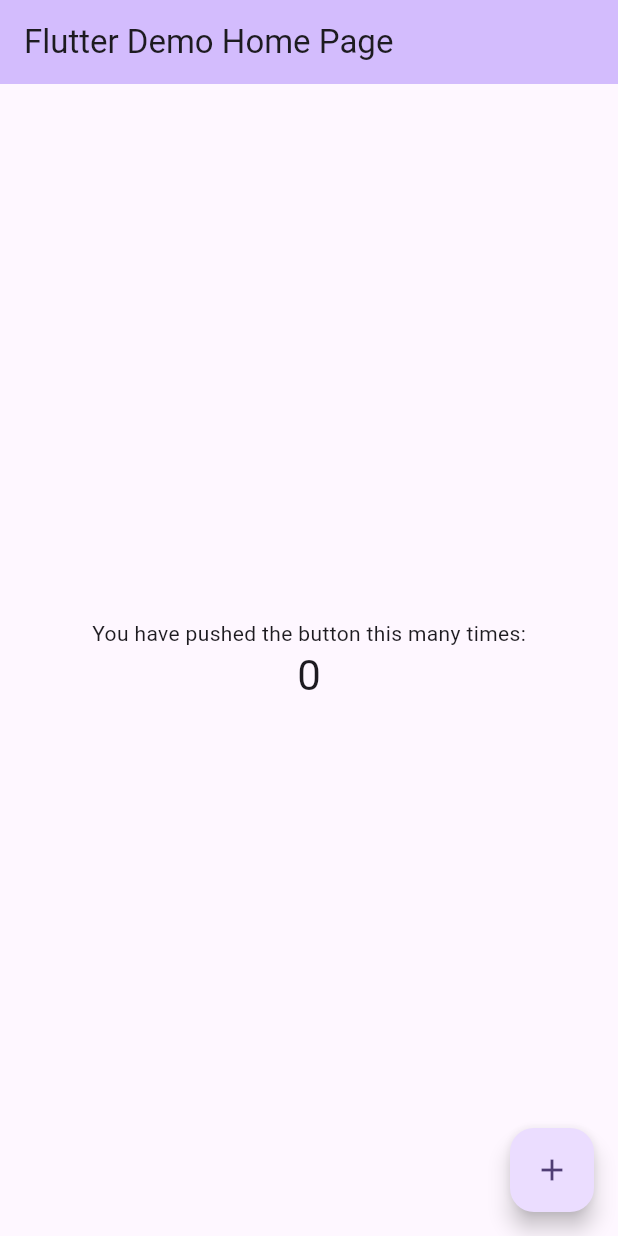
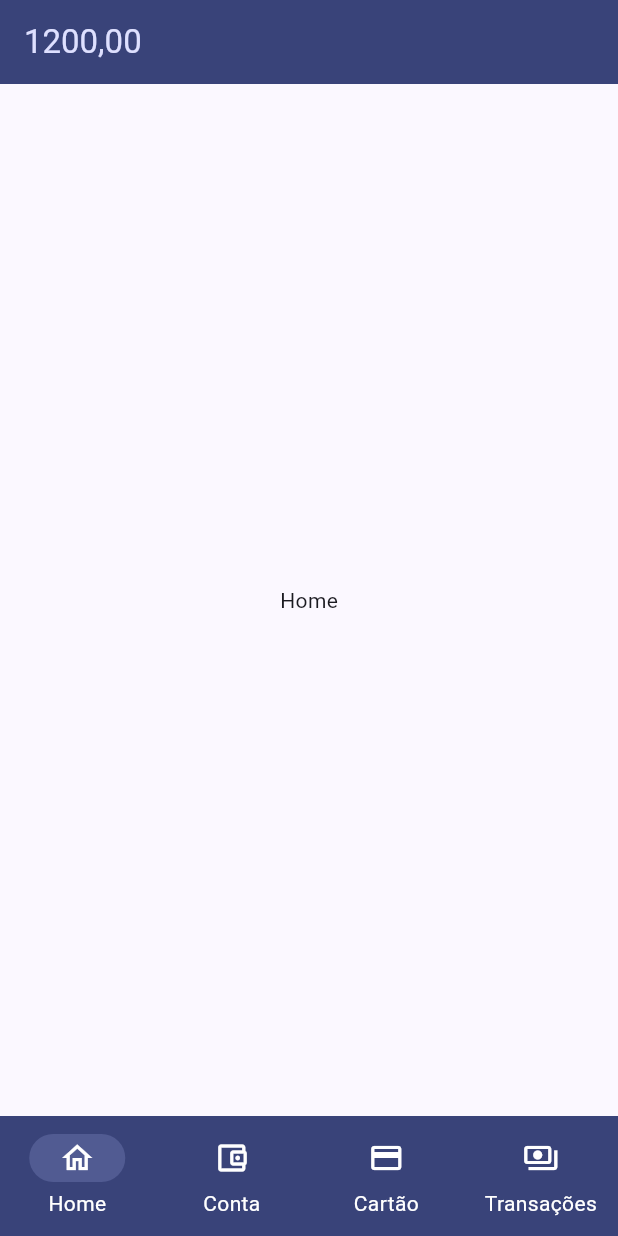
Before and after one commit to rafaelgpedroso/clavell, a Flutter app: the screen it shows after launch, on a phone screen of 412 x 824 dp. Run offline on Flutter 3.47's test engine with Material 3 defaults, Android fonts, the phone set to English and light mode, and no system bars.

Commit message:
Create Theme, Routes and Menu

```diff
--- /dev/null
+++ b/lib/helpers/routes.dart
@@ -0,0 +1,43 @@
+import 'package:clavell/screens/account.dart';
+import 'package:clavell/screens/card.dart';
+import 'package:clavell/screens/home.dart';
+import 'package:clavell/screens/transaction.dart';
+import 'package:flutter/material.dart';
+
+enum RouteStatus { reset, newOne, replace, unchanged }
+
+class Routes {
+  static final Map<String, WidgetBuilder> routes = {
+    '/': (context) => const Home(),
+    '/account': (context) => const AccountScreen(),
+    '/card': (context) => const CardScreen(),
+    '/transaction': (context) => const TransactionScreen(),
+  };
+  static const String initialRoute = '/';
+  static final List<String> _list = routes.entries.map((e) => e.key).toList();
+
+  static String get(int i) {
+    return _list[i];
+  }
+
+  static int selected(BuildContext context) {
+    ModalRoute? modal = ModalRoute.of(context);
+    if (modal != null) {
+      return _list.indexOf(modal.settings.name!);
+    }
+    return 0;
+  }
+
+  static RouteStatus change(int selected, int destination) {
+    if (destination != selected) {
+      if (destination == 0) {
+        return RouteStatus.reset;
+      } else if (selected == 0) {
+        return RouteStatus.newOne;
+      } else {
+        return RouteStatus.replace;
+      }
+    }
+    return RouteStatus.unchanged;
+  }
+}
--- /dev/null
+++ b/lib/helpers/theme.dart
@@ -0,0 +1,30 @@
+import 'package:flutter/material.dart';
+
+ColorScheme colorSchemeBlue = ColorScheme.fromSeed(seedColor: Colors.indigo);
+
+final ColorScheme colorScheme = colorSchemeBlue.copyWith(
+    primaryContainer: colorSchemeBlue.onPrimaryContainer,
+    onPrimaryContainer: colorSchemeBlue.primaryContainer);
+
+var theme = ThemeData(
+  colorScheme: colorScheme,
+  useMaterial3: true,
+  appBarTheme: AppBarTheme(
+    backgroundColor: colorScheme.primaryContainer,
+    foregroundColor: colorScheme.onPrimaryContainer,
+  ),
+  navigationBarTheme: NavigationBarThemeData(
+    backgroundColor: colorScheme.primaryContainer,
+    indicatorColor: colorScheme.primary,
+    labelBehavior: NavigationDestinationLabelBehavior.alwaysShow,
+    labelTextStyle: MaterialStateProperty.resolveWith((state) {
+      return TextStyle(color: colorScheme.onPrimary);
+    }),
+    iconTheme: MaterialStateProperty.resolveWith((state) {
+      // if (state.contains(MaterialState.selected)) {
+      //   return IconThemeData(color: colorScheme.onPrimary);
+      // }
+      return IconThemeData(color: colorScheme.onPrimary);
+    }),
+  ),
+);
--- a/lib/main.dart
+++ b/lib/main.dart
@@ -1,125 +1,22 @@
+import 'package:clavell/helpers/routes.dart';
+import 'package:clavell/helpers/theme.dart';
 import 'package:flutter/material.dart';
 
 void main() {
-  runApp(const MyApp());
+  runApp(Clavell());
 }
 
-class MyApp extends StatelessWidget {
-  const MyApp({super.key});
+class Clavell extends StatelessWidget {
+  const Clavell({super.key});
 
-  // This widget is the root of your application.
   @override
   Widget build(BuildContext context) {
     return MaterialApp(
-      title: 'Flutter Demo',
-      theme: ThemeData(
-        // This is the theme of your application.
-        //
-        // TRY THIS: Try running your application with "flutter run". You'll see
-        // the application has a purple toolbar. Then, without quitting the app,
-        // try changing the seedColor in the colorScheme below to Colors.green
-        // and then invoke "hot reload" (save your changes or press the "hot
-        // reload" button in a Flutter-supported IDE, or press "r" if you used
-        // the command line to start the app).
-        //
-        // Notice that the counter didn't reset back to zero; the application
-        // state is not lost during the reload. To reset the state, use hot
-        // restart instead.
-        //
-        // This works for code too, not just values: Most code changes can be
-        // tested with just a hot reload.
-        colorScheme: ColorScheme.fromSeed(seedColor: Colors.deepPurple),
-        useMaterial3: true,
-      ),
-      home: const MyHomePage(title: 'Flutter Demo Home Page'),
+      title: 'Clavell',
+      debugShowCheckedModeBanner: false,
+      theme: theme,
+      initialRoute: Routes.initialRoute,
+      routes: Routes.routes,
     );
   }
 }
-
-class MyHomePage extends StatefulWidget {
-  const MyHomePage({super.key, required this.title});
-
-  // This widget is the home page of your application. It is stateful, meaning
-  // that it has a State object (defined below) that contains fields that affect
-  // how it looks.
-
-  // This class is the configuration for the state. It holds the values (in this
-  // case the title) provided by the parent (in this case the App widget) and
-  // used by the build method of the State. Fields in a Widget subclass are
-  // always marked "final".
-
-  final String title;
-
-  @override
-  State<MyHomePage> createState() => _MyHomePageState();
-}
-
-class _MyHomePageState extends State<MyHomePage> {
-  int _counter = 0;
-
-  void _incrementCounter() {
-    setState(() {
-      // This call to setState tells the Flutter framework that something has
-      // changed in this State, which causes it to rerun the build method below
-      // so that the display can reflect the updated values. If we changed
-      // _counter without calling setState(), then the build method would not be
-      // called again, and so nothing would appear to happen.
-      _counter++;
-    });
-  }
-
-  @override
-  Widget build(BuildContext context) {
-    // This method is rerun every time setState is called, for instance as done
-    // by the _incrementCounter method above.
-    //
-    // The Flutter framework has been optimized to make rerunning build methods
-    // fast, so that you can just rebuild anything that needs updating rather
-    // than having to individually change instances of widgets.
-    return Scaffold(
-      appBar: AppBar(
-        // TRY THIS: Try changing the color here to a specific color (to
-        // Colors.amber, perhaps?) and trigger a hot reload to see the AppBar
-        // change color while the other colors stay the same.
-        backgroundColor: Theme.of(context).colorScheme.inversePrimary,
-        // Here we take the value from the MyHomePage object that was created by
-        // the App.build method, and use it to set our appbar title.
-        title: Text(widget.title),
-      ),
-      body: Center(
-        // Center is a layout widget. It takes a single child and positions it
-        // in the middle of the parent.
-        child: Column(
-          // Column is also a layout widget. It takes a list of children and
-          // arranges them vertically. By default, it sizes itself to fit its
-          // children horizontally, and tries to be as tall as its parent.
-          //
-          // Column has various properties to control how it sizes itself and
-          // how it positions its children. Here we use mainAxisAlignment to
-          // center the children vertically; the main axis here is the vertical
-          // axis because Columns are vertical (the cross axis would be
-          // horizontal).
-          //
-          // TRY THIS: Invoke "debug painting" (choose the "Toggle Debug Paint"
-          // action in the IDE, or press "p" in the console), to see the
-          // wireframe for each widget.
-          mainAxisAlignment: MainAxisAlignment.center,
-          children: <Widget>[
-            const Text(
-              'You have pushed the button this many times:',
-            ),
-            Text(
-              '$_counter',
-              style: Theme.of(context).textTheme.headlineMedium,
-            ),
-          ],
-        ),
-      ),
-      floatingActionButton: FloatingActionButton(
-        onPressed: _incrementCounter,
-        tooltip: 'Increment',
-        child: const Icon(Icons.add),
-      ), // This trailing comma makes auto-formatting nicer for build methods.
-    );
-  }
-}
--- /dev/null
+++ b/lib/screens/components/menu.dart
@@ -0,0 +1,53 @@
+import 'package:clavell/helpers/routes.dart';
+import 'package:flutter/material.dart';
+
+class Menu extends StatefulWidget {
+  const Menu({super.key});
+
+  @override
+  State<Menu> createState() => _MenuState();
+}
+
+class _MenuState extends State<Menu> {
+  @override
+  Widget build(BuildContext context) {
+    final selected = Routes.selected(context);
+
+    return NavigationBar(
+      selectedIndex: selected,
+      onDestinationSelected: (destination) {
+        switch (Routes.change(selected, destination)) {
+          case RouteStatus.reset:
+            Navigator.pop(context);
+            break;
+          case RouteStatus.newOne:
+            Navigator.of(context).pushNamed(Routes.get(destination));
+            break;
+          case RouteStatus.replace:
+            Navigator.of(context).pushReplacementNamed(Routes.get(destination));
+            break;
+          case RouteStatus.unchanged:
+            break;
+        }
+      },
+      destinations: const <Widget>[
+        NavigationDestination(
+          icon: Icon(Icons.home_outlined),
+          label: 'Home',
+        ),
+        NavigationDestination(
+          icon: Icon(Icons.account_balance_wallet_outlined),
+          label: 'Conta',
+        ),
+        NavigationDestination(
+          icon: Icon(Icons.credit_card_outlined),
+          label: 'Cartão',
+        ),
+        NavigationDestination(
+          icon: Icon(Icons.payments_outlined),
+          label: 'Transações',
+        ),
+      ],
+    );
+  }
+}
--- /dev/null
+++ b/lib/screens/home.dart
@@ -0,0 +1,24 @@
+import 'package:clavell/screens/components/menu.dart';
+import 'package:flutter/material.dart';
+
+class Home extends StatefulWidget {
+  const Home({super.key});
+
+  @override
+  State<Home> createState() => _HomeState();
+}
+
+class _HomeState extends State<Home> {
+  @override
+  Widget build(BuildContext context) {
+    return Scaffold(
+      appBar: AppBar(
+        title: const Text('1200,00'),
+      ),
+      body: Center(
+        child: Text('Home'),
+      ),
+      bottomNavigationBar: Menu(),
+    );
+  }
+}
```
Also changed, not shown: lib/screens/account.dart (added, +24 -0 lines), lib/screens/card.dart (added, +24 -0 lines), lib/screens/transaction.dart (added, +24 -0 lines), 1 other file.
